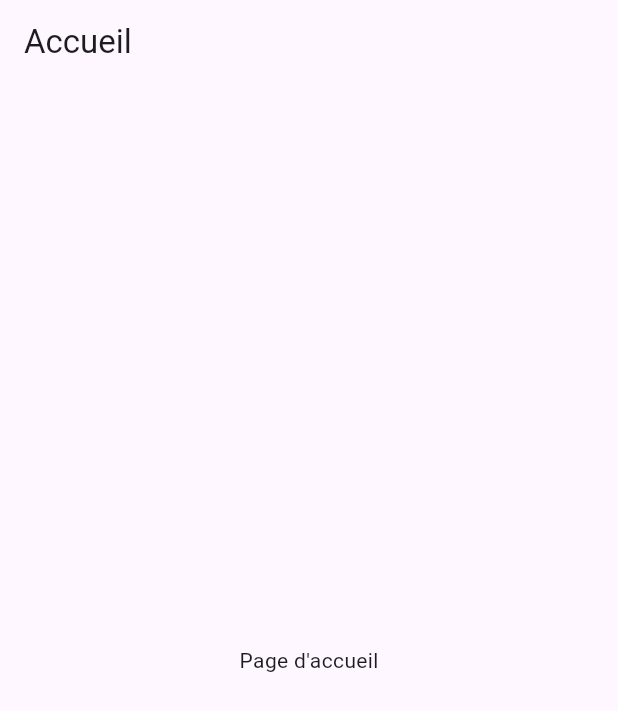
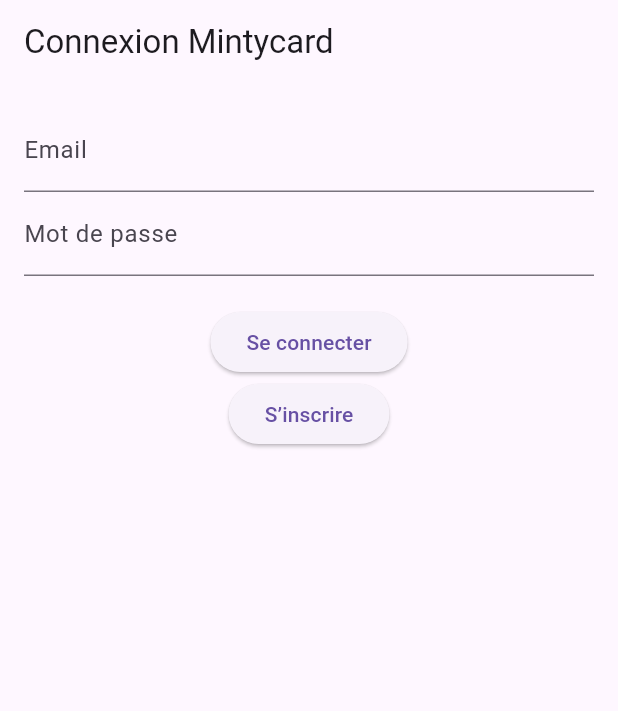
Before and after one commit to Mintycard/marketplace_pokemon, a Flutter app: the screen it shows after launch, on a phone screen of 412 x 824 dp. Shown: the top 711 px of the screen. Run offline on Flutter 3.47's test engine with Material 3 defaults, Android fonts, the phone set to English and light mode, and no system bars; our stand-ins replace firebase_auth, firebase_core; accounts and stored records are empty.

```diff
--- /dev/null
+++ b/lib/auth_service.dart
@@ -0,0 +1,41 @@
+import 'package:firebase_auth/firebase_auth.dart';
+
+class AuthService {
+  final FirebaseAuth _auth = FirebaseAuth.instance;
+
+  // Sign up
+  Future<User?> signUp(String email, String password) async {
+    try {
+      UserCredential result = await _auth.createUserWithEmailAndPassword(
+        email: email,
+        password: password,
+      );
+      return result.user;
+    } catch (e) {
+      print('Sign up error: $e');
+      return null;
+    }
+  }
+
+  // Login
+  Future<User?> login(String email, String password) async {
+    try {
+      UserCredential result = await _auth.signInWithEmailAndPassword(
+        email: email,
+        password: password,
+      );
+      return result.user;
+    } catch (e) {
+      print('Login error: $e');
+      return null;
+    }
+  }
+
+  // Logout
+  Future<void> logout() async {
+    await _auth.signOut();
+  }
+
+  // Current user
+  User? get currentUser => _auth.currentUser;
+}
--- /dev/null
+++ b/lib/login_screen.dart
@@ -0,0 +1,66 @@
+import 'package:flutter/material.dart';
+import 'auth_service.dart';
+
+class LoginScreen extends StatefulWidget {
+  @override
+  _LoginScreenState createState() => _LoginScreenState();
+}
+
+class _LoginScreenState extends State<LoginScreen> {
+  final _emailController = TextEditingController();
+  final _passwordController = TextEditingController();
+  final AuthService _authService = AuthService();
+  String _message = '';
+
+  void _login() async {
+    var user = await _authService.login(
+      _emailController.text,
+      _passwordController.text,
+    );
+    setState(() {
+      _message = user != null
+          ? 'Connecté : ${user.email}'
+          : 'Erreur de connexion';
+    });
+  }
+
+  void _signup() async {
+    var user = await _authService.signUp(
+      _emailController.text,
+      _passwordController.text,
+    );
+    setState(() {
+      _message = user != null
+          ? 'Inscrit : ${user.email}'
+          : 'Erreur d\'inscription';
+    });
+  }
+
+  @override
+  Widget build(BuildContext context) {
+    return Scaffold(
+      appBar: AppBar(title: Text('Connexion Mintycard')),
+      body: Padding(
+        padding: const EdgeInsets.all(16),
+        child: Column(
+          children: [
+            TextField(
+              controller: _emailController,
+              decoration: InputDecoration(labelText: 'Email'),
+            ),
+            TextField(
+              controller: _passwordController,
+              decoration: InputDecoration(labelText: 'Mot de passe'),
+              obscureText: true,
+            ),
+            SizedBox(height: 20),
+            ElevatedButton(onPressed: _login, child: Text('Se connecter')),
+            ElevatedButton(onPressed: _signup, child: Text('S’inscrire')),
+            SizedBox(height: 20),
+            Text(_message, style: TextStyle(color: Colors.red)),
+          ],
+        ),
+      ),
+    );
+  }
+}
--- a/lib/main.dart
+++ b/lib/main.dart
@@ -1,55 +1,21 @@
 import 'package:flutter/material.dart';
-import 'package:go_router/go_router.dart';
+import 'package:firebase_core/firebase_core.dart';
+import 'auth_service.dart';
+import 'login_screen.dart';
 
-void main() {
-  runApp(const MarketplaceApp());
+void main() async {
+  WidgetsFlutterBinding.ensureInitialized();
+  await Firebase.initializeApp();
+  runApp(MyApp());
 }
 
-class MarketplaceApp extends StatelessWidget {
-  const MarketplaceApp({super.key});
-
+class MyApp extends StatelessWidget {
   @override
   Widget build(BuildContext context) {
-    return MaterialApp.router(
-      debugShowCheckedModeBanner: false,
-      title: 'Marketplace Pokémon',
+    return MaterialApp(
+      title: 'Mintycard',
       theme: ThemeData(primarySwatch: Colors.blue),
-      routerConfig: _router,
+      home: LoginScreen(),
     );
   }
 }
-
-final GoRouter _router = GoRouter(
-  initialLocation: '/',
-  routes: [
-    GoRoute(path: '/', builder: (context, state) => const HomeScreen()),
-    GoRoute(
-      path: '/scanner',
-      builder: (context, state) => const ScannerScreen(),
-    ),
-  ],
-);
-
-class HomeScreen extends StatelessWidget {
-  const HomeScreen({super.key});
-
-  @override
-  Widget build(BuildContext context) {
-    return Scaffold(
-      appBar: AppBar(title: const Text('Accueil')),
-      body: const Center(child: Text('Page d\'accueil')),
-    );
-  }
-}
-
-class ScannerScreen extends StatelessWidget {
-  const ScannerScreen({super.key});
-
-  @override
-  Widget build(BuildContext context) {
-    return Scaffold(
-      appBar: AppBar(title: const Text('Scanner')),
-      body: const Center(child: Text('Page scanner')),
-    );
-  }
-}
--- a/pubspec.yaml
+++ b/pubspec.yaml
@@ -13,6 +13,8 @@ dependencies:
     sdk: flutter
   cupertino_icons: ^1.0.8
   go_router: ^11.1.4
+  firebase_core: ^2.28.0
+  firebase_auth: ^4.17.0
 
 dev_dependencies:
   flutter_test:
```
Also changed, not shown: firebase.json (added), lib/firebase_options.dart (added), pubspec.lock, 19 other files.
